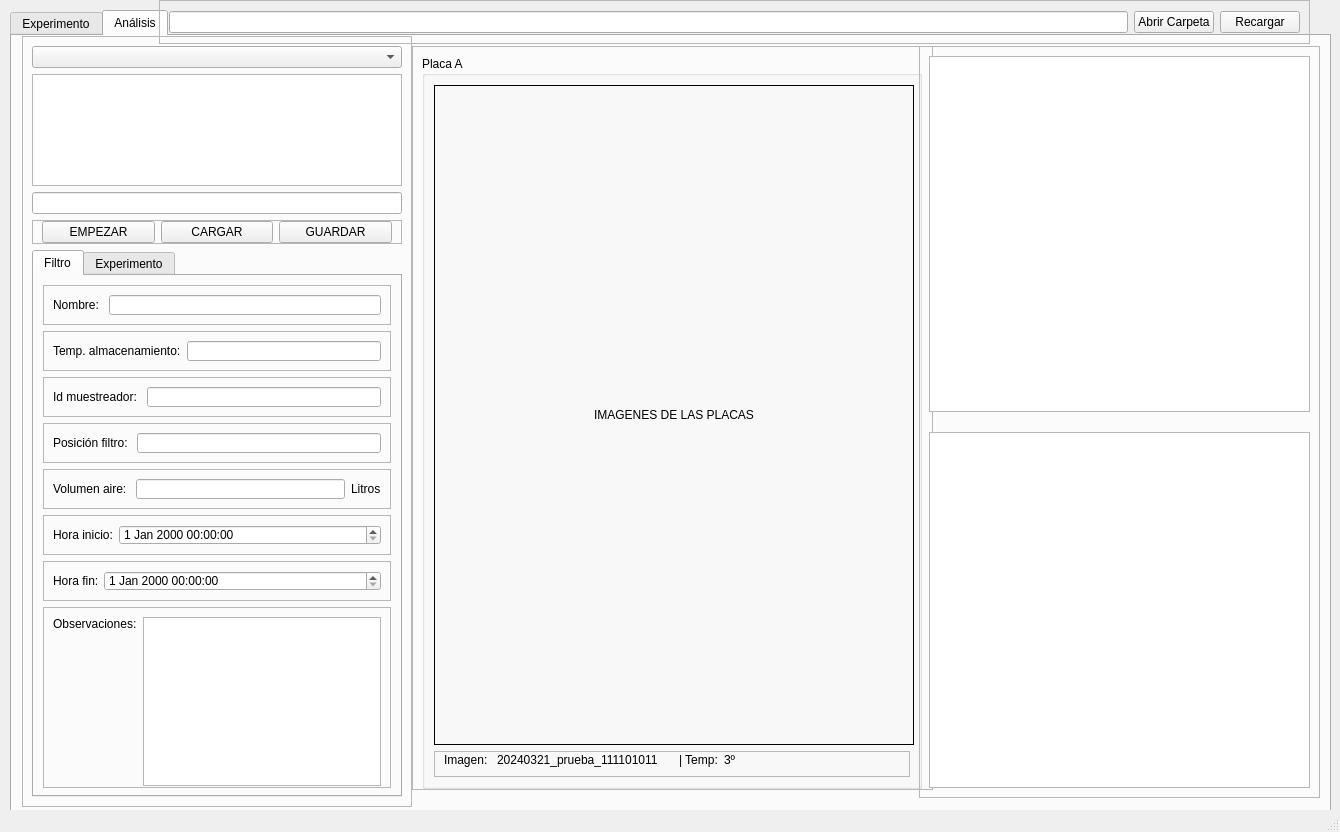
Above: interfaz_v2/GUI-UI/v1-interfaz.ui from tigre437/interfaz-V0.1 before the change. Below: the same form after it.
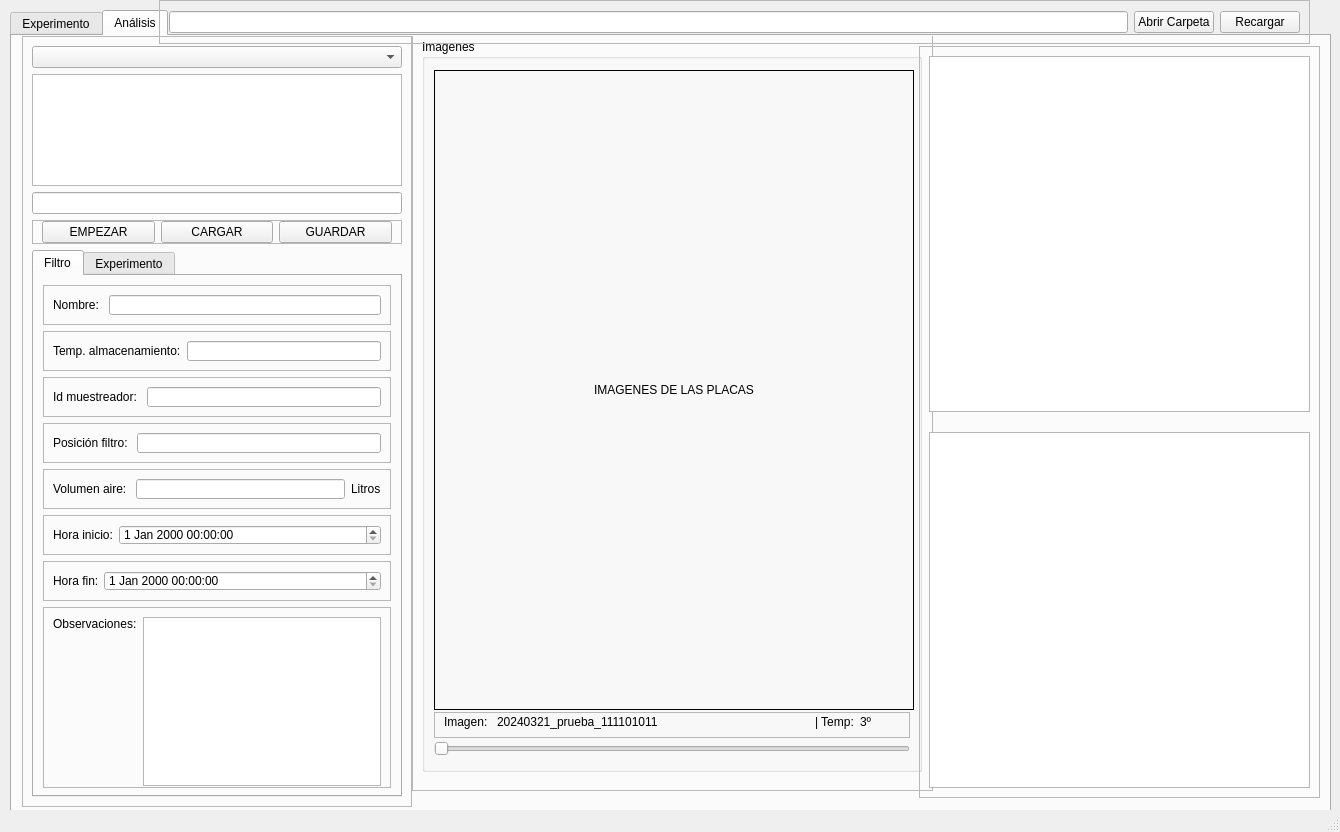
That is the form after the change. The open tabs and pages were chosen to show the change. Icons and pictures are not drawn.

What changed in the file:
```diff
--- a/interfaz_v2/GUI-UI/v1-interfaz.ui
+++ b/interfaz_v2/GUI-UI/v1-interfaz.ui
@@ -2920,9 +2920,9 @@
       <property name="geometry">
        <rect>
         <x>400</x>
-        <y>10</y>
+        <y>-16</y>
         <width>521</width>
-        <height>744</height>
+        <height>771</height>
        </rect>
       </property>
       <property name="minimumSize">
@@ -2934,7 +2934,7 @@
       <property name="maximumSize">
        <size>
         <width>550</width>
-        <height>745</height>
+        <height>779</height>
        </size>
       </property>
       <property name="frameShape">
@@ -2959,9 +2959,12 @@
           </size>
          </property>
          <property name="title">
-          <string>Placa A</string>
+          <string>Imagenes</string>
          </property>
          <layout class="QVBoxLayout" name="verticalLayout_16">
+          <property name="spacing">
+           <number>0</number>
+          </property>
           <item>
            <widget class="QLabel" name="MostrarPlacaA">
             <property name="minimumSize">
@@ -2973,7 +2976,7 @@
             <property name="maximumSize">
              <size>
               <width>312</width>
-              <height>720</height>
+              <height>640</height>
              </size>
             </property>
             <property name="layoutDirection">
@@ -3013,10 +3016,16 @@
              </property>
              <item>
               <widget class="QLabel" name="label_66">
+               <property name="minimumSize">
+                <size>
+                 <width>0</width>
+                 <height>17</height>
+                </size>
+               </property>
                <property name="maximumSize">
                 <size>
                  <width>47</width>
-                 <height>16777215</height>
+                 <height>21</height>
                 </size>
                </property>
                <property name="text">
@@ -3026,6 +3035,12 @@
              </item>
              <item>
               <widget class="QLabel" name="lblImagenA">
+               <property name="minimumSize">
+                <size>
+                 <width>0</width>
+                 <height>17</height>
+                </size>
+               </property>
                <property name="text">
                 <string>20240321_prueba_111101011</string>
                </property>
@@ -3033,6 +3048,12 @@
              </item>
              <item>
               <widget class="QLabel" name="label_67">
+               <property name="minimumSize">
+                <size>
+                 <width>0</width>
+                 <height>17</height>
+                </size>
+               </property>
                <property name="maximumSize">
                 <size>
                  <width>39</width>
@@ -3046,6 +3067,18 @@
              </item>
              <item>
               <widget class="QLabel" name="lblTempA">
+               <property name="minimumSize">
+                <size>
+                 <width>0</width>
+                 <height>17</height>
+                </size>
+               </property>
+               <property name="maximumSize">
+                <size>
+                 <width>40</width>
+                 <height>16777215</height>
+                </size>
+               </property>
                <property name="text">
                 <string>3º</string>
                </property>
@@ -3054,6 +3087,25 @@
             </layout>
            </widget>
           </item>
+          <item>
+           <widget class="QSlider" name="sliderFotos">
+            <property name="minimumSize">
+             <size>
+              <width>0</width>
+              <height>18</height>
+             </size>
+            </property>
+            <property name="maximumSize">
+             <size>
+              <width>16777215</width>
+              <height>18</height>
+             </size>
+            </property>
+            <property name="orientation">
+             <enum>Qt::Horizontal</enum>
+            </property>
+           </widget>
+          </item>
          </layout>
         </widget>
        </item>
```
Left out of the diff: 4 changed lines with no effect on the pictures.
